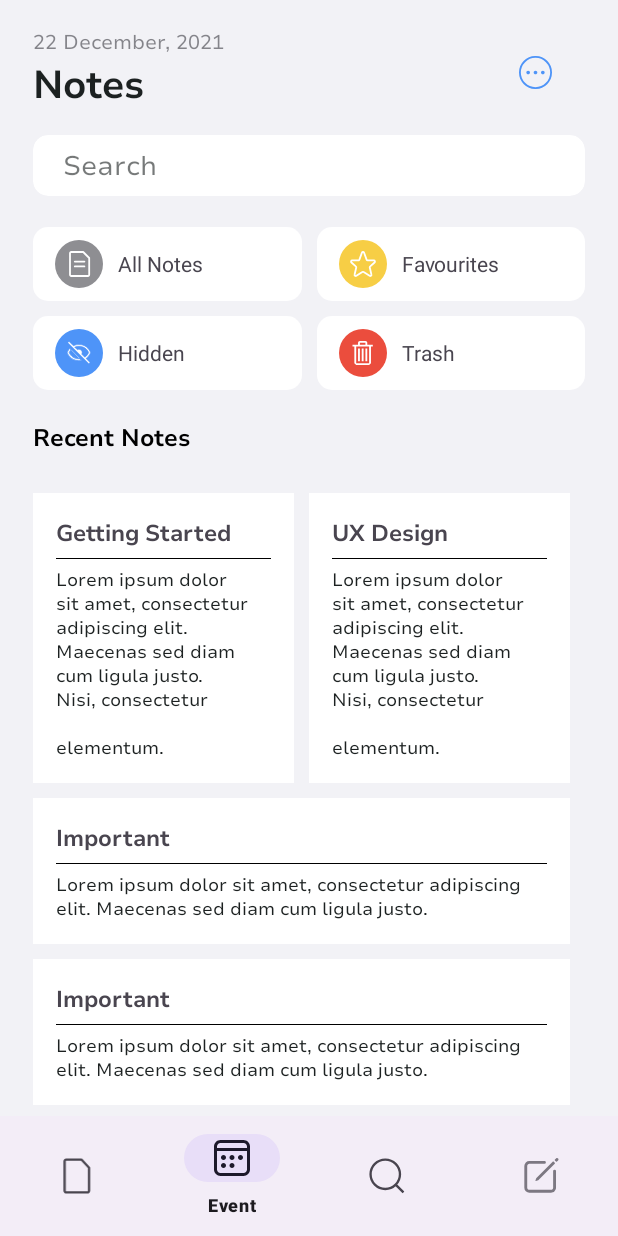
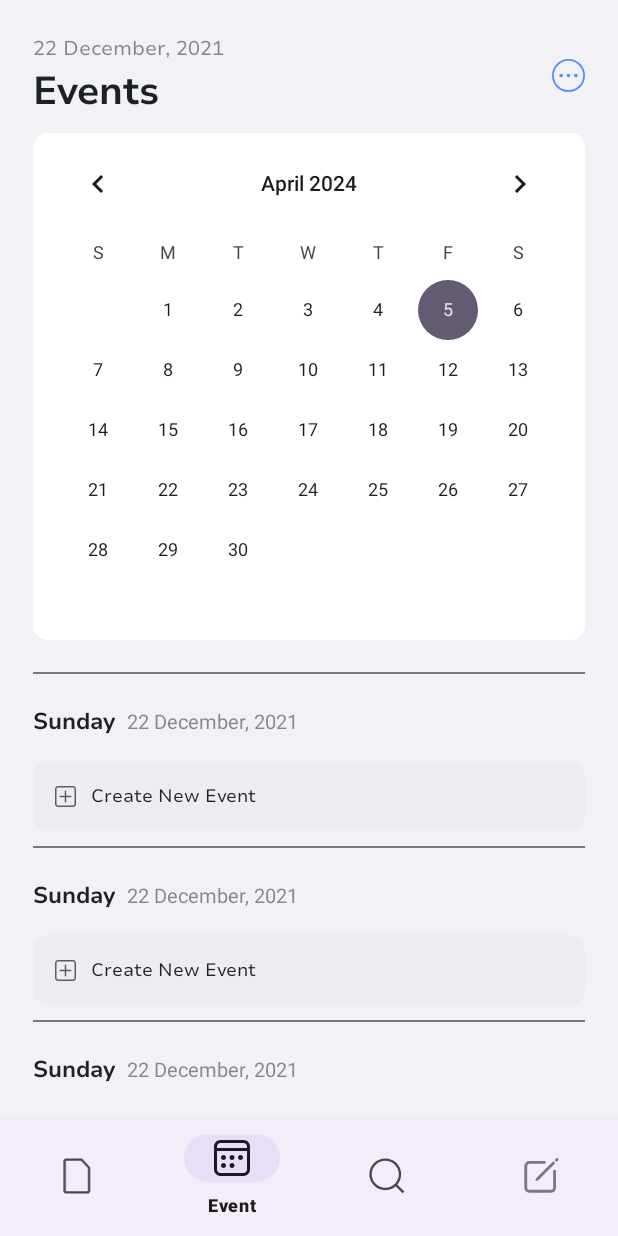
Before and after one commit to zeus-bigzero/Note-T3H, an Android app: the fragment HomeFragment shown on its own in the app's theme, item 2 of the bottom bar chosen, on a phone screen of 412 x 824 dp. Run offline under Robolectric (Android 15) with nearby library versions, the phone set to English and light mode, and no system bars.

Commit message:
Finish ui Note App

```diff
--- a/app/src/main/AndroidManifest.xml
+++ b/app/src/main/AndroidManifest.xml
@@ -13,7 +13,7 @@
         android:theme="@style/Theme.NoteT3H"
         tools:targetApi="31">
         <activity
-            android:name=".MainActivity"
+            android:name=".ui.MainActivity"
             android:exported="true">
             <intent-filter>
                 <action android:name="android.intent.action.MAIN" />
--- /dev/null
+++ b/app/src/main/java/edu/t3h/note/adapter/EventAdapter.kt
@@ -0,0 +1,28 @@
+package edu.t3h.note.adapter
+
+import android.view.LayoutInflater
+import android.view.ViewGroup
+import androidx.recyclerview.widget.RecyclerView
+import edu.t3h.note.databinding.ItemEventRvBinding
+
+class EventAdapter : RecyclerView.Adapter<EventAdapter.EventViewHolder>() {
+    inner class EventViewHolder(private val binding: ItemEventRvBinding) :
+        RecyclerView.ViewHolder(binding.root) {
+        fun bind(position: Int) {
+            binding.day.text = "Sunday"
+            binding.date.text = "22 December, 2021"
+            binding.addEventTxt.text = "Create New Event"
+        }
+    }
+
+    override fun onCreateViewHolder(parent: ViewGroup, viewType: Int): EventViewHolder {
+        val binding = ItemEventRvBinding.inflate(LayoutInflater.from(parent.context), parent, false)
+        return EventViewHolder(binding)
+    }
+
+    override fun getItemCount(): Int = 10
+
+    override fun onBindViewHolder(holder: EventViewHolder, position: Int) {
+        holder.bind(position)
+    }
+}
--- a/app/src/main/java/edu/t3h/note/NotesAdapter.kt
+++ b/app/src/main/java/edu/t3h/note/adapter/NotesAdapter.kt
@@ -1,4 +1,4 @@
-package edu.t3h.note
+package edu.t3h.note.adapter
 
 import android.view.LayoutInflater
 import android.view.ViewGroup
--- a/app/src/main/java/edu/t3h/note/TutorialAdapter.kt
+++ b/app/src/main/java/edu/t3h/note/adapter/TutorialAdapter.kt
@@ -1,8 +1,9 @@
-package edu.t3h.note
+package edu.t3h.note.adapter
 
 import android.view.LayoutInflater
 import android.view.ViewGroup
 import androidx.recyclerview.widget.RecyclerView
+import edu.t3h.note.R
 import edu.t3h.note.databinding.ItemTutorialBinding
 
 class TutorialAdapter : RecyclerView.Adapter<TutorialViewHolder>() {
--- a/app/src/main/java/edu/t3h/note/DetailFragment.kt
+++ b/app/src/main/java/edu/t3h/note/ui/DetailFragment.kt
@@ -1,4 +1,4 @@
-package edu.t3h.note
+package edu.t3h.note.ui
 
 import android.os.Bundle
 import android.view.LayoutInflater
@@ -15,7 +15,7 @@ class DetailFragment(private val note: Note) : Fragment() {
     override fun onCreateView(
         inflater: LayoutInflater, container: ViewGroup?, savedInstanceState: Bundle?
     ): View {
-        _binding = FragmentDetailBinding.inflate(inflater, container, false)
+        _binding = FragmentDetailBinding.inflate(LayoutInflater.from(requireContext()), container, false)
         binding.pageContent.setText(note.content)
         binding.pageTitle.setText(note.title)
         binding.btnBack.setOnClickListener {
--- /dev/null
+++ b/app/src/main/java/edu/t3h/note/ui/EventFragment.kt
@@ -0,0 +1,44 @@
+package edu.t3h.note.ui
+
+import android.os.Bundle
+import android.view.LayoutInflater
+import android.view.View
+import android.view.ViewGroup
+import androidx.fragment.app.Fragment
+import androidx.recyclerview.widget.LinearLayoutManager
+import edu.t3h.note.adapter.EventAdapter
+import edu.t3h.note.databinding.FragmentEventBinding
+
+class EventFragment : Fragment() {
+    private var _binding: FragmentEventBinding? = null
+    private val binding: FragmentEventBinding get() = requireNotNull(_binding!!)
+    private val adapter: EventAdapter by lazy {
+        EventAdapter()
+    }
+
+    override fun onCreateView(
+        inflater: LayoutInflater,
+        container: ViewGroup?,
+        savedInstanceState: Bundle?
+    ): View {
+        _binding =
+            FragmentEventBinding.inflate(LayoutInflater.from(requireContext()), container, false)
+        return binding.root
+    }
+
+    override fun onViewCreated(view: View, savedInstanceState: Bundle?) {
+        super.onViewCreated(view, savedInstanceState)
+        with(binding.eventRv) {
+            layoutManager =
+                LinearLayoutManager(requireContext(), LinearLayoutManager.VERTICAL, false)
+            adapter = this@EventFragment.adapter
+        }
+        binding.date.text = "22 December, 2021"
+        binding.title.text = "Events"
+    }
+
+    override fun onDestroyView() {
+        super.onDestroyView()
+        _binding = null
+    }
+}
--- a/app/src/main/java/edu/t3h/note/HomeFragment.kt
+++ b/app/src/main/java/edu/t3h/note/ui/HomeFragment.kt
@@ -1,10 +1,11 @@
-package edu.t3h.note
+package edu.t3h.note.ui
 
 import android.os.Bundle
 import android.view.LayoutInflater
 import android.view.View
 import android.view.ViewGroup
 import androidx.fragment.app.Fragment
+import edu.t3h.note.R
 import edu.t3h.note.databinding.FragmentHomeBinding
 
 class HomeFragment : Fragment() {
@@ -17,7 +18,8 @@ class HomeFragment : Fragment() {
         container: ViewGroup?,
         savedInstanceState: Bundle?
     ): View {
-        _binding = FragmentHomeBinding.inflate(inflater, container, false)
+        _binding =
+            FragmentHomeBinding.inflate(LayoutInflater.from(requireContext()), container, false)
         return binding.root
     }
 
@@ -31,17 +33,26 @@ class HomeFragment : Fragment() {
         binding.bottomNavigation.setOnItemSelectedListener {
             when (it.itemId) {
                 R.id.notes -> {
-//                    Toast.makeText(this, "Notes Screen", Toast.LENGTH_SHORT).show()
+                    childFragmentManager.beginTransaction()
+                        .replace(R.id.container, NotesFragment())
+                        .addToBackStack(null)
+                        .commit()
                     true
                 }
 
                 R.id.event -> {
-//                    Toast.makeText(this, "Event Screen", Toast.LENGTH_SHORT).show()
+                    childFragmentManager.beginTransaction()
+                        .replace(R.id.container, EventFragment())
+                        .addToBackStack(null)
+                        .commit()
                     true
                 }
 
                 R.id.search -> {
-//                    Toast.makeText(this, "Search Screen", Toast.LENGTH_SHORT).show()
+                    childFragmentManager.beginTransaction()
+                        .replace(R.id.container, SearchFragment())
+                        .addToBackStack(null)
+                        .commit()
                     true
                 }
 
@@ -57,4 +68,9 @@ class HomeFragment : Fragment() {
             }
         }
     }
+
+    override fun onDestroyView() {
+        super.onDestroyView()
+        _binding = null
+    }
 }
--- a/app/src/main/java/edu/t3h/note/MainActivity.kt
+++ b/app/src/main/java/edu/t3h/note/ui/MainActivity.kt
@@ -1,7 +1,8 @@
-package edu.t3h.note
+package edu.t3h.note.ui
 
 import android.os.Bundle
 import androidx.appcompat.app.AppCompatActivity
+import edu.t3h.note.R
 import edu.t3h.note.databinding.ActivityMainBinding
 
 class MainActivity : AppCompatActivity() {
--- a/app/src/main/java/edu/t3h/note/NotesFragment.kt
+++ b/app/src/main/java/edu/t3h/note/ui/NotesFragment.kt
@@ -1,4 +1,4 @@
-package edu.t3h.note
+package edu.t3h.note.ui
 
 import android.os.Bundle
 import android.view.LayoutInflater
@@ -7,6 +7,8 @@ import android.view.ViewGroup
 import android.widget.Toast
 import androidx.fragment.app.Fragment
 import androidx.recyclerview.widget.GridLayoutManager
+import edu.t3h.note.adapter.NotesAdapter
+import edu.t3h.note.R
 import edu.t3h.note.databinding.FragmentNotesBinding
 import edu.t3h.note.listener.OnNoteClickListener
 import edu.t3h.note.model.Note
@@ -41,7 +43,7 @@ class NotesFragment : Fragment() {
         container: ViewGroup?,
         savedInstanceState: Bundle?
     ): View {
-        _binding = FragmentNotesBinding.inflate(inflater, container, false)
+        _binding = FragmentNotesBinding.inflate(LayoutInflater.from(requireContext()), container, false)
         notes.addAll(getList())
         return binding.root
     }
--- /dev/null
+++ b/app/src/main/res/drawable/ic_addevent.xml
@@ -0,0 +1,11 @@
+<vector xmlns:android="http://schemas.android.com/apk/res/android"
+    android:width="14dp"
+    android:height="14dp"
+    android:viewportWidth="14"
+    android:viewportHeight="14">
+  <path
+      android:pathData="M0,2C0,1.47 0.211,0.961 0.586,0.586C0.961,0.211 1.47,0 2,0H12C12.53,0 13.039,0.211 13.414,0.586C13.789,0.961 14,1.47 14,2V12C14,12.53 13.789,13.039 13.414,13.414C13.039,13.789 12.53,14 12,14H2C1.47,14 0.961,13.789 0.586,13.414C0.211,13.039 0,12.53 0,12V2ZM2,1C1.735,1 1.48,1.105 1.293,1.293C1.105,1.48 1,1.735 1,2V12C1,12.265 1.105,12.52 1.293,12.707C1.48,12.895 1.735,13 2,13H12C12.265,13 12.52,12.895 12.707,12.707C12.895,12.52 13,12.265 13,12V2C13,1.735 12.895,1.48 12.707,1.293C12.52,1.105 12.265,1 12,1H2ZM7,3C7.133,3 7.26,3.053 7.354,3.146C7.447,3.24 7.5,3.367 7.5,3.5V6.5H10.5C10.633,6.5 10.76,6.553 10.854,6.646C10.947,6.74 11,6.867 11,7C11,7.133 10.947,7.26 10.854,7.354C10.76,7.447 10.633,7.5 10.5,7.5H7.5V10.5C7.5,10.633 7.447,10.76 7.354,10.854C7.26,10.947 7.133,11 7,11C6.867,11 6.74,10.947 6.646,10.854C6.553,10.76 6.5,10.633 6.5,10.5V7.5H3.5C3.367,7.5 3.24,7.447 3.146,7.354C3.053,7.26 3,7.133 3,7C3,6.867 3.053,6.74 3.146,6.646C3.24,6.553 3.367,6.5 3.5,6.5H6.5V3.5C6.5,3.367 6.553,3.24 6.646,3.146C6.74,3.053 6.867,3 7,3Z"
+      android:strokeAlpha="0.7"
+      android:fillColor="#1C2121"
+      android:fillAlpha="0.7"/>
+</vector>
--- /dev/null
+++ b/app/src/main/res/drawable/rectangle8.xml
@@ -0,0 +1,11 @@
+<?xml version="1.0" encoding="UTF-8"?>
+<shape xmlns:android="http://schemas.android.com/apk/res/android"
+    android:id="@+id/listview_background_shape">
+    <corners android:radius="10dp" />
+    <solid android:color="#EDEDF1" />
+    <padding
+        android:bottom="15dp"
+        android:left="15dp"
+        android:right="15dp"
+        android:top="15dp" />
+</shape>
--- a/app/src/main/res/layout/activity_main.xml
+++ b/app/src/main/res/layout/activity_main.xml
@@ -3,7 +3,7 @@
     xmlns:tools="http://schemas.android.com/tools"
     android:layout_width="match_parent"
     android:layout_height="match_parent"
-    tools:context=".MainActivity">
+    tools:context=".ui.MainActivity">
 
     <FrameLayout
         android:id="@+id/container"
--- /dev/null
+++ b/app/src/main/res/layout/fragment_event.xml
@@ -0,0 +1,61 @@
+<?xml version="1.0" encoding="utf-8"?>
+<androidx.constraintlayout.widget.ConstraintLayout xmlns:android="http://schemas.android.com/apk/res/android"
+    xmlns:app="http://schemas.android.com/apk/res-auto"
+    xmlns:tools="http://schemas.android.com/tools"
+    android:layout_width="match_parent"
+    android:layout_height="match_parent"
+    android:background="#F2F2F6"
+    android:padding="22dp">
+
+    <TextView
+        android:id="@+id/date"
+        android:layout_width="wrap_content"
+        android:layout_height="wrap_content"
+        android:alpha="0.6"
+        android:fontFamily="@font/nunitosans_regular"
+        android:inputType="text"
+        android:textColor="#3C3C43"
+        android:textSize="13sp"
+        app:layout_constraintStart_toStartOf="parent"
+        app:layout_constraintTop_toTopOf="parent"
+        tools:text="22 December, 2021" />
+
+    <TextView
+        android:id="@+id/title"
+        android:layout_width="wrap_content"
+        android:layout_height="wrap_content"
+        android:fontFamily="@font/nunitosans_bold"
+        android:textColor="#1C2121"
+        android:textSize="26sp"
+        app:layout_constraintStart_toStartOf="parent"
+        app:layout_constraintTop_toBottomOf="@id/date"
+        tools:text="Events" />
+
+    <ImageView
+        android:id="@+id/moreBtn"
+        android:layout_width="wrap_content"
+        android:layout_height="wrap_content"
+        android:src="@drawable/ic_option"
+        app:layout_constraintBottom_toBottomOf="@id/title"
+        app:layout_constraintEnd_toEndOf="parent"
+        app:layout_constraintTop_toTopOf="@id/date" />
+
+    <CalendarView
+        android:id="@+id/calendar"
+        android:layout_width="0dp"
+        android:layout_height="wrap_content"
+        android:layout_marginTop="10dp"
+        android:background="@drawable/rectangle4"
+        android:padding="0dp"
+        app:layout_constraintEnd_toEndOf="parent"
+        app:layout_constraintStart_toStartOf="parent"
+        app:layout_constraintTop_toBottomOf="@id/title" />
+
+    <androidx.recyclerview.widget.RecyclerView
+        android:id="@+id/eventRv"
+        android:layout_width="match_parent"
+        android:layout_height="0dp"
+        android:layout_marginTop="21dp"
+        app:layout_constraintBottom_toBottomOf="parent"
+        app:layout_constraintTop_toBottomOf="@id/calendar" />
+</androidx.constraintlayout.widget.ConstraintLayout>
--- /dev/null
+++ b/app/src/main/res/layout/item_event_rv.xml
@@ -0,0 +1,72 @@
+<?xml version="1.0" encoding="utf-8"?>
+<androidx.constraintlayout.widget.ConstraintLayout xmlns:android="http://schemas.android.com/apk/res/android"
+    xmlns:app="http://schemas.android.com/apk/res-auto"
+    xmlns:tools="http://schemas.android.com/tools"
+    android:layout_width="match_parent"
+    android:layout_height="wrap_content"
+    android:layout_marginBottom="10dp">
+
+    <View
+        android:id="@+id/view"
+        android:layout_width="match_parent"
+        android:layout_height="1dp"
+        android:background="#80000000"
+        app:layout_constraintEnd_toEndOf="parent"
+        app:layout_constraintStart_toStartOf="parent"
+        app:layout_constraintTop_toTopOf="parent" />
+
+    <TextView
+        android:id="@+id/day"
+        android:layout_width="wrap_content"
+        android:layout_height="wrap_content"
+        android:layout_marginTop="20dp"
+        android:fontFamily="@font/nunitosans_bold"
+        android:textColor="#1C2121"
+        android:textSize="15sp"
+        app:layout_constraintStart_toStartOf="parent"
+        app:layout_constraintTop_toBottomOf="@id/view"
+        tools:text="Sunday" />
+
+    <TextView
+        android:id="@+id/date"
+        android:layout_width="wrap_content"
+        android:layout_height="wrap_content"
+        android:layout_marginStart="8dp"
+        android:textColor="#993C3C43"
+        android:textSize="13sp"
+        app:layout_constraintBottom_toBottomOf="@id/day"
+        app:layout_constraintStart_toEndOf="@id/day"
+        app:layout_constraintTop_toTopOf="@id/day"
+        tools:text="22 December, 2021" />
+
+    <androidx.constraintlayout.widget.ConstraintLayout
+        android:id="@+id/layout_createEvent"
+        android:layout_width="match_parent"
+        android:layout_height="wrap_content"
+        android:layout_marginTop="15dp"
+        android:background="@drawable/rectangle8"
+        app:layout_constraintTop_toBottomOf="@id/day">
+
+        <ImageView
+            android:id="@+id/addBtn"
+            android:layout_width="wrap_content"
+            android:layout_height="wrap_content"
+            android:src="@drawable/ic_addevent"
+            app:layout_constraintBottom_toBottomOf="parent"
+            app:layout_constraintStart_toStartOf="parent"
+            app:layout_constraintTop_toTopOf="parent" />
+
+        <TextView
+            android:id="@+id/addEventTxt"
+            android:layout_width="wrap_content"
+            android:layout_height="wrap_content"
+            android:layout_marginStart="10dp"
+            android:fontFamily="@font/nunitosans_regular"
+            android:textColor="#1C2121"
+            android:textSize="12sp"
+            app:layout_constraintBottom_toBottomOf="@id/addBtn"
+            app:layout_constraintStart_toEndOf="@id/addBtn"
+            app:layout_constraintTop_toTopOf="@id/addBtn"
+            tools:text="Create New Event" />
+    </androidx.constraintlayout.widget.ConstraintLayout>
+</androidx.constraintlayout.widget.ConstraintLayout>
--- a/app/src/main/res/values/strings.xml
+++ b/app/src/main/res/values/strings.xml
@@ -8,4 +8,6 @@
     <string name="description3">Making your content legible has never been easier.</string>
     <string name="start">Get Started</string>
     <string name="next">Next</string>
+    <!-- TODO: Remove or change this placeholder text -->
+    <string name="hello_blank_fragment">Hello blank fragment</string>
 </resources>
```
Also changed, not shown: app/src/main/java/edu/t3h/note/ui/CreateNoteFragment.kt (renamed from app/src/main/java/edu/t3h/note/CreateNoteFragment.kt, +12 -2 lines), app/src/main/java/edu/t3h/note/ui/SearchFragment.kt (added, +35 -0 lines), app/src/main/java/edu/t3h/note/ui/TutorialFragment.kt (renamed from app/src/main/java/edu/t3h/note/TutorialFragment.kt, +12 -2 lines), app/src/main/res/layout/fragment_search.xml (added, +79 -0 lines).
